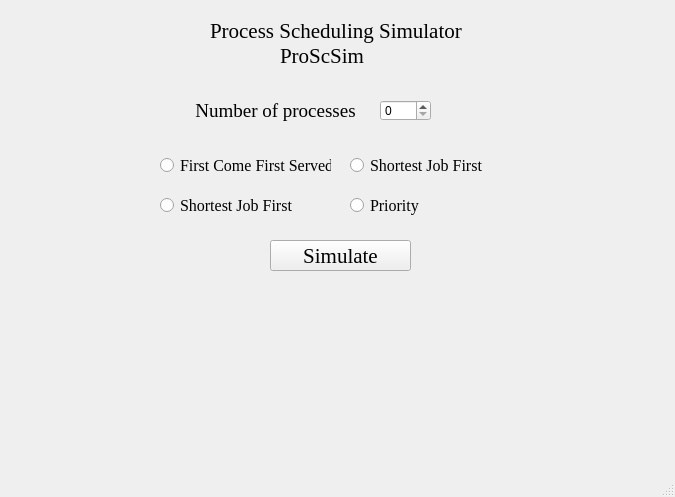
Above: MainMenu.ui from abdo-marzouk/ProScSim before the change. Below: the same form after it.
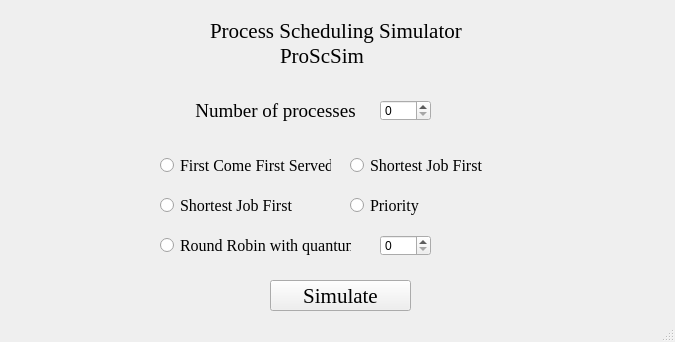
That is the form after the change.

Commit message:
Added round robin
Added the option for the round robin algorithm.
Cleaned some extra unnecessary code in BackEnd.py

What changed in the file:
```diff
--- a/MainMenu.ui
+++ b/MainMenu.ui
@@ -7,7 +7,7 @@
     <x>0</x>
     <y>0</y>
     <width>675</width>
-    <height>497</height>
+    <height>342</height>
    </rect>
   </property>
   <property name="windowTitle">
@@ -18,7 +18,7 @@
     <property name="geometry">
      <rect>
       <x>270</x>
-      <y>240</y>
+      <y>280</y>
       <width>141</width>
       <height>31</height>
      </rect>
@@ -182,6 +182,35 @@
      <string>ProScSim</string>
     </property>
    </widget>
+   <widget class="QRadioButton" name="RoundRobinRadio">
+    <property name="geometry">
+     <rect>
+      <x>160</x>
+      <y>230</y>
+      <width>191</width>
+      <height>30</height>
+     </rect>
+    </property>
+    <property name="font">
+     <font>
+      <family>Times New Roman</family>
+      <pointsize>12</pointsize>
+     </font>
+    </property>
+    <property name="text">
+     <string>Round Robin with quantum:</string>
+    </property>
+   </widget>
+   <widget class="QSpinBox" name="QuantumSpin">
+    <property name="geometry">
+     <rect>
+      <x>380</x>
+      <y>235</y>
+      <width>51</width>
+      <height>21</height>
+     </rect>
+    </property>
+   </widget>
   </widget>
   <widget class="QStatusBar" name="statusbar"/>
  </widget>
```
The commit also changes 3 other files.
